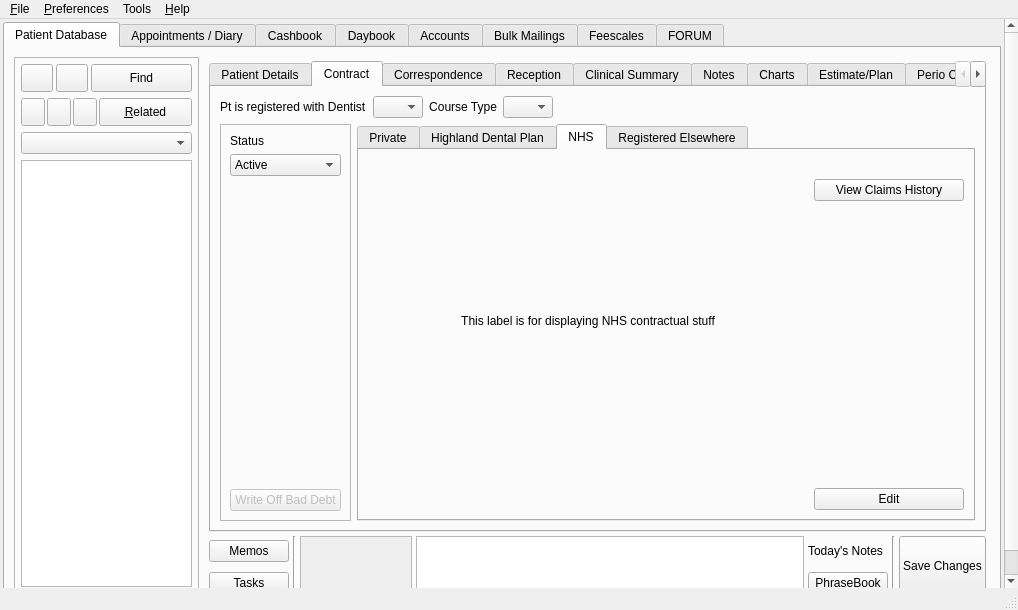
Above: src/openmolar/qt-designer/main.ui from rowinggolfer/openmolar1 before the change. Below: the same form after it.
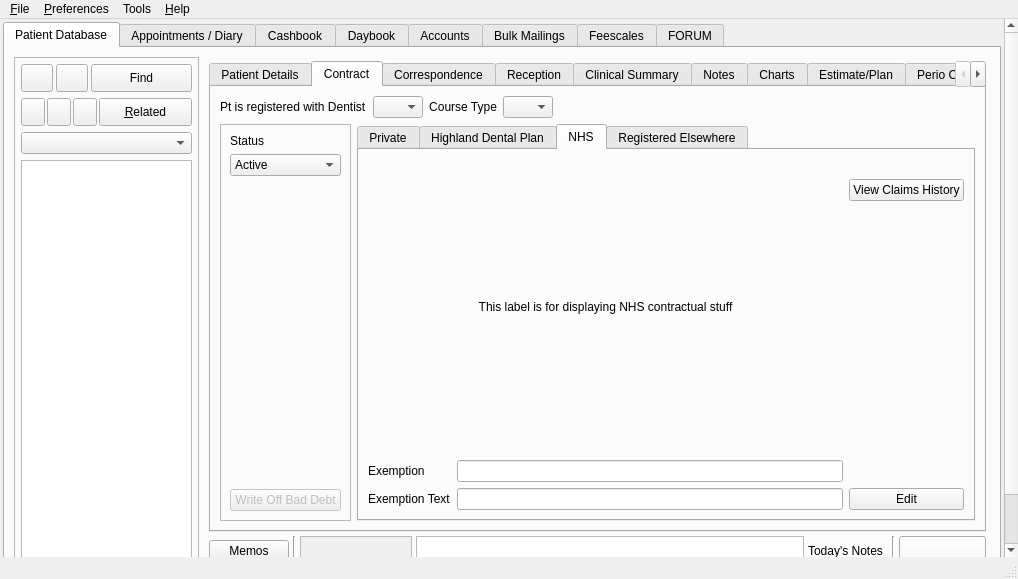
That is the form after the change. The open tabs and pages were chosen to show the change. Icons and pictures are not drawn.

Commit message: tidier change checks, exemption field alteration, improvements to schema 1.5 and updated the messages.pot

Diff of the .ui file:
```diff
--- a/src/openmolar/qt-designer/main.ui
+++ b/src/openmolar/qt-designer/main.ui
@@ -7,7 +7,7 @@
     <x>0</x>
     <y>0</y>
     <width>1018</width>
-    <height>610</height>
+    <height>579</height>
    </rect>
   </property>
   <property name="sizePolicy">
@@ -1578,7 +1578,7 @@
                        <string>NHS</string>
                       </attribute>
                       <layout class="QGridLayout" name="gridLayout_24">
-                       <item row="0" column="0" rowspan="3">
+                       <item row="0" column="0">
                         <widget class="QLabel" name="contractNHS_label">
                          <property name="text">
                           <string>This label is for displaying NHS contractual stuff</string>
@@ -1591,7 +1591,9 @@
                          </property>
                         </widget>
                        </item>
-                       <item row="0" column="1">
+                       <item row="0" column="1" rowspan="2">
+                        <layout class="QVBoxLayout" name="verticalLayout_26">
+                         <item>
                         <widget class="QLabel" name="label_8">
                          <property name="maximumSize">
                           <size>
@@ -1610,39 +1612,73 @@
                          </property>
                         </widget>
                        </item>
-                       <item row="2" column="1">
-                        <spacer name="verticalSpacer_4">
-                         <property name="orientation">
-                          <enum>Qt::Vertical</enum>
-                         </property>
-                         <property name="sizeHint" stdset="0">
-                          <size>
-                           <width>20</width>
-                           <height>40</height>
-                          </size>
-                         </property>
-                        </spacer>
-                       </item>
-                       <item row="3" column="1">
-                        <widget class="QPushButton" name="editNHS_pushButton">
-                         <property name="maximumSize">
-                          <size>
-                           <width>150</width>
-                           <height>16777215</height>
-                          </size>
-                         </property>
-                         <property name="text">
-                          <string>Edit</string>
-                         </property>
-                        </widget>
-                       </item>
-                       <item row="1" column="1">
+                         <item>
                         <widget class="QPushButton" name="nhsclaims_pushButton">
                          <property name="text">
                           <string>View Claims History</string>
                          </property>
                         </widget>
                        </item>
+                         <item>
+                          <spacer name="verticalSpacer_4">
+                           <property name="orientation">
+                            <enum>Qt::Vertical</enum>
+                           </property>
+                           <property name="sizeHint" stdset="0">
+                            <size>
+                             <width>20</width>
+                             <height>40</height>
+                            </size>
+                           </property>
+                          </spacer>
+                         </item>
+                         <item>
+                          <widget class="QPushButton" name="editNHS_pushButton">
+                           <property name="maximumSize">
+                            <size>
+                             <width>150</width>
+                             <height>16777215</height>
+                            </size>
+                           </property>
+                           <property name="text">
+                            <string>Edit</string>
+                           </property>
+                          </widget>
+                         </item>
+                        </layout>
+                       </item>
+                       <item row="1" column="0">
+                        <layout class="QGridLayout" name="gridLayout_23">
+                         <item row="0" column="0">
+                          <widget class="QLabel" name="label_46">
+                           <property name="text">
+                            <string>Exemption</string>
+                           </property>
+                          </widget>
+                         </item>
+                         <item row="0" column="1">
+                          <widget class="QLineEdit" name="exemption_lineEdit">
+                           <property name="maxLength">
+                            <number>10</number>
+                           </property>
+                          </widget>
+                         </item>
+                         <item row="1" column="0">
+                          <widget class="QLabel" name="label_48">
+                           <property name="text">
+                            <string>Exemption Text</string>
+                           </property>
+                          </widget>
+                         </item>
+                         <item row="1" column="1">
+                          <widget class="QLineEdit" name="exempttext_lineEdit">
+                           <property name="maxLength">
+                            <number>50</number>
+                           </property>
+                          </widget>
+                         </item>
+                        </layout>
+                       </item>
                       </layout>
                      </widget>
                      <widget class="QWidget" name="tab_21">
@@ -3818,8 +3854,8 @@
                    <rect>
                     <x>0</x>
                     <y>0</y>
-                    <width>98</width>
-                    <height>28</height>
+                    <width>108</width>
+                    <height>58</height>
                    </rect>
                   </property>
                   <layout class="QVBoxLayout" name="verticalLayout_20">
```
Left out of the diff: 24 changed lines with no effect on the pictures. Lines whose indentation alone changed are shown as unchanged. The commit also changes 12 other files.
